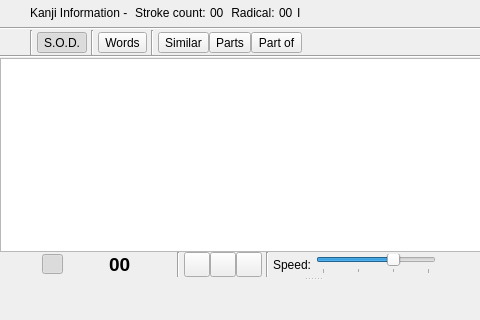
z1dev/zkanji, file kanjiinfoform.ui: the form before one commit; both pictures show x 0 to 480 and y 0 to 320 of the 625 by 435 pixel window.
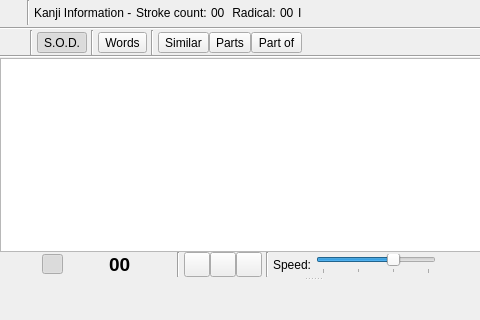
The form after the commit. Icons and pictures are not drawn. Custom widgets are drawn as their Qt base class.

Commit message: * Visual changes to the kanji information form's caption and the recognizer window's close button. * Restored okurigana checkbox position in settings.

```diff
--- a/kanjiinfoform.ui
+++ b/kanjiinfoform.ui
@@ -54,6 +54,14 @@
           <number>4</number>
          </property>
          <item>
+          <layout class="QHBoxLayout" name="horizontalLayout_9">
+           <property name="spacing">
+            <number>1</number>
+           </property>
+           <property name="leftMargin">
+            <number>0</number>
+           </property>
+           <item>
           <widget class="QToolButton" name="lockButton">
            <property name="enabled">
             <bool>true</bool>
@@ -77,6 +85,15 @@
           </widget>
          </item>
          <item>
+            <widget class="Line" name="line_11">
+             <property name="orientation">
+              <enum>Qt::Vertical</enum>
+             </property>
+            </widget>
+           </item>
+          </layout>
+         </item>
+         <item>
           <widget class="QLabel" name="label">
            <property name="sizePolicy">
             <sizepolicy hsizetype="Fixed" vsizetype="Preferred">
@@ -85,7 +102,7 @@
             </sizepolicy>
            </property>
            <property name="text">
-            <string>Kanji Information - </string>
+            <string>Kanji Information -</string>
            </property>
           </widget>
          </item>
```
Lines whose indentation alone changed are shown as unchanged. The commit also changes 3 other files.
